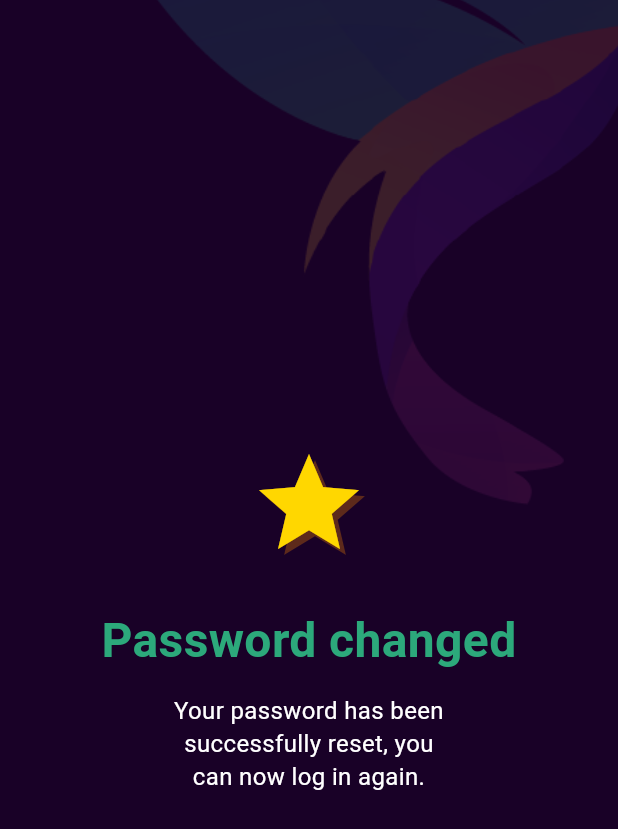
After one commit to Luisnefelibato/Forever_Front, a Flutter app: the PasswordChangedPage screen opened by its route, on a phone screen of 412 x 824 dp. The commit adds this screen. Shown: the top 829 px of the screen. Run offline on Flutter 3.47's test engine with Material 3 defaults, Android fonts, the light colour scheme and no system bars; our stand-ins replace dio, equatable, flutter_bloc, flutter_dotenv, get_it, injectable and 2 more; Roboto replaces fonts that are missing (Delight).

Commit message:
Fix auth flow UX issues and add password changed confirmation page
- Fix text color visibility in forgot_password_email_page.dart (black text on white background)
- Fix error message positioning in forgot_password_code_page.dart (no more 'cinta de policia')
- Add password_changed_page.dart with dark purple background and golden star
- Fix login back button navigation to always go to welcome page
- Update reset_password_page.dart to navigate to password changed confirmation
- Configure password changed page route in main.dart
- Improve overall auth flow user experience

```diff
--- a/lib/features/auth/presentation/pages/forgot_password_code_page.dart
+++ b/lib/features/auth/presentation/pages/forgot_password_code_page.dart
@@ -293,20 +293,6 @@ class _ForgotPasswordCodePageState extends State<ForgotPasswordCodePage> {
 
               const SizedBox(height: 24),
 
-              // Error message
-              if (_validationState == 'error')
-                Center(
-                  child: Text(
-                    _errorMessage,
-                    style: TextStyle(
-                      fontFamily: 'Delight',
-                      fontSize: 14,
-                      color: _errorRed,
-                      fontWeight: FontWeight.w500,
-                    ),
-                  ),
-                ),
-
               // Success message
               if (_validationState == 'success')
                 Center(
@@ -323,9 +309,27 @@ class _ForgotPasswordCodePageState extends State<ForgotPasswordCodePage> {
 
               const SizedBox(height: 24),
 
-              // Countdown timer / Resend button
+              // Countdown timer / Resend button / Error message
               Center(
-                child: _canResend
+                child: Column(
+                  children: [
+                    // Error message (only show if there's an error)
+                    if (_validationState == 'error')
+                      Padding(
+                        padding: const EdgeInsets.only(bottom: 16),
+                        child: Text(
+                          _errorMessage,
+                          style: TextStyle(
+                            fontFamily: 'Delight',
+                            fontSize: 14,
+                            color: _errorRed,
+                            fontWeight: FontWeight.w500,
+                          ),
+                        ),
+                      ),
+
+                    // Countdown timer or Resend button
+                    _canResend
                         ? TextButton(
                             onPressed: _handleResendCode,
                             style: TextButton.styleFrom(
@@ -353,6 +357,8 @@ class _ForgotPasswordCodePageState extends State<ForgotPasswordCodePage> {
                               fontWeight: FontWeight.w400,
                             ),
                           ),
+                  ],
+                ),
               ),
             ],
           ),
--- a/lib/features/auth/presentation/pages/forgot_password_email_page.dart
+++ b/lib/features/auth/presentation/pages/forgot_password_email_page.dart
@@ -170,6 +170,11 @@ class _ForgotPasswordEmailPageState extends State<ForgotPasswordEmailPage> {
                         controller: _emailController,
                         keyboardType: TextInputType.emailAddress,
                         validator: _validateEmail,
+                        style: const TextStyle(
+                          fontFamily: 'Delight',
+                          color: Colors.black,
+                          fontSize: 14,
+                        ),
                         onChanged: (value) {
                           // Clear error when user starts typing
                           if (_showError) {
--- a/lib/features/auth/presentation/pages/login_page.dart
+++ b/lib/features/auth/presentation/pages/login_page.dart
@@ -137,7 +137,10 @@ class _LoginPageState extends State<LoginPage> {
                       ),
                       child: IconButton(
                         icon: const Icon(Icons.arrow_back, color: _primaryGreen),
-                        onPressed: () => Navigator.pop(context),
+                        onPressed: () {
+                          // Always navigate to welcome page to avoid going back to forgot password flow
+                          Navigator.pushReplacementNamed(context, '/welcome');
+                        },
                         padding: EdgeInsets.zero,
                       ),
                     ),
--- /dev/null
+++ b/lib/features/auth/presentation/pages/password_changed_page.dart
@@ -0,0 +1,124 @@
+import 'package:flutter/material.dart';
+
+/// Password Changed Confirmation Screen
+///
+/// Design Specifications:
+/// - Background: Dark purple (#190127)
+/// - Decorative abstract shapes in top right corner
+/// - Centered content with star icon (golden yellow)
+/// - Title: "Password changed" in green (#2CA97B)
+/// - Subtitle: "Your password has been successfully reset, you can now log in again." in white
+/// - Auto-navigation to login after 3 seconds
+class PasswordChangedPage extends StatefulWidget {
+  const PasswordChangedPage({super.key});
+
+  @override
+  State<PasswordChangedPage> createState() => _PasswordChangedPageState();
+}
+
+class _PasswordChangedPageState extends State<PasswordChangedPage> {
+  // Color constants
+  static const Color _darkPurple = Color(0xFF190127);
+  static const Color _successGreen = Color(0xFF2CA97B);
+  static const Color _goldenYellow = Color(0xFFFFD700);
+  static const Color _darkBrown = Color(0xFF8B4513);
+
+  @override
+  void initState() {
+    super.initState();
+    // Auto-navigate to login after 3 seconds
+    Future.delayed(const Duration(seconds: 3), () {
+      if (mounted) {
+        Navigator.pushReplacementNamed(context, '/login');
+      }
+    });
+  }
+
+  @override
+  Widget build(BuildContext context) {
+    return Scaffold(
+      backgroundColor: _darkPurple, // Dark purple background
+      body: Stack(
+        children: [
+          // Logo as background decoration (same as login)
+          _buildBackgroundLogo(),
+
+          // Main content
+          Center(
+            child: Column(
+              mainAxisAlignment: MainAxisAlignment.center,
+              children: [
+                // Star icon with shadow
+                Stack(
+                  children: [
+                    // Shadow effect
+                    Positioned(
+                      top: 4,
+                      left: 4,
+                      child: Icon(
+                        Icons.star,
+                        size: 80,
+                        color: _darkBrown.withOpacity(0.6),
+                      ),
+                    ),
+                    // Main star
+                    Icon(
+                      Icons.star,
+                      size: 80,
+                      color: _goldenYellow,
+                    ),
+                  ],
+                ),
+
+                const SizedBox(height: 32),
+
+                // Title
+                const Text(
+                  'Password changed',
+                  style: TextStyle(
+                    fontFamily: 'Delight',
+                    fontSize: 32,
+                    fontWeight: FontWeight.bold,
+                    color: _successGreen,
+                    height: 1.2,
+                  ),
+                  textAlign: TextAlign.center,
+                ),
+
+                const SizedBox(height: 16),
+
+                // Subtitle
+                const Text(
+                  'Your password has been\nsuccessfully reset, you\ncan now log in again.',
+                  style: TextStyle(
+                    fontFamily: 'Delight',
+                    fontSize: 16,
+                    color: Colors.white,
+                    height: 1.4,
+                  ),
+                  textAlign: TextAlign.center,
+                ),
+              ],
+            ),
+          ),
+        ],
+      ),
+    );
+  }
+
+  Widget _buildBackgroundLogo() {
+    return Positioned(
+      top: -370,
+      right: -400,
+      child: Opacity(
+        opacity: 0.15, // Slightly more visible
+        child: Image.asset(
+          'assets/images/logo/Logo_Login.png',
+          width: 1000,
+          height: 1000,
+          fit: BoxFit.contain,
+        ),
+      ),
+    );
+  }
+}
--- a/lib/features/auth/presentation/pages/reset_password_page.dart
+++ b/lib/features/auth/presentation/pages/reset_password_page.dart
@@ -194,11 +194,10 @@ class _ResetPasswordPageState extends State<ResetPasswordPage> {
     //   'newPassword': _newPasswordController.text,
     // });
 
-    // For now, navigate to login
-    Navigator.pushNamedAndRemoveUntil(
+    // Navigate to password changed confirmation page
+    Navigator.pushReplacementNamed(
       context,
-      '/login',
-      (route) => false,
+      '/password-changed',
     );
   }
 
--- a/lib/main.dart
+++ b/lib/main.dart
@@ -16,6 +16,7 @@ import 'features/auth/presentation/pages/login_page.dart';
 import 'features/auth/presentation/pages/forgot_password_email_page.dart';
 import 'features/auth/presentation/pages/forgot_password_code_page.dart';
 import 'features/auth/presentation/pages/reset_password_page.dart';
+import 'features/auth/presentation/pages/password_changed_page.dart';
 
 void main() async {
   WidgetsFlutterBinding.ensureInitialized();
@@ -63,6 +64,7 @@ class MyApp extends StatelessWidget {
         '/welcome': (context) => const WelcomePage(),
         '/login': (context) => const LoginPage(),
         '/forgot-password': (context) => const ForgotPasswordEmailPage(),
+        '/password-changed': (context) => const PasswordChangedPage(),
         '/home': (context) => const PlaceholderScreen(),
       },
       onGenerateRoute: (settings) {
```
Lines whose indentation alone changed are shown as unchanged.
